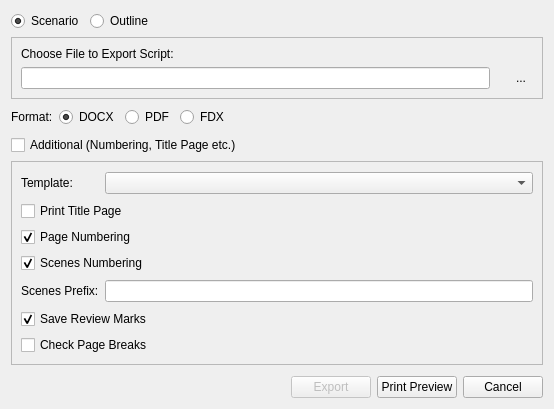
Before: the Qt Designer form src/bin/scenarist-desktop/UserInterfaceLayer/Export/ExportDialog.ui in dimkanovikov/KITScenarist, drawn with Qt 5.
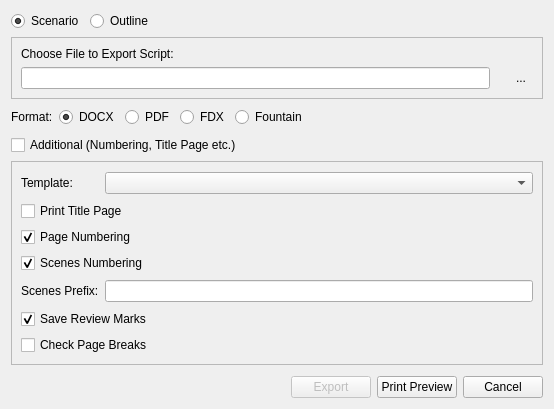
After: the same form once the commit is applied. Icons and pictures are not drawn. Custom widgets are drawn as their Qt base class.

Commit message: Implemented fountain export #100

Diff of the .ui file:
```diff
--- a/src/bin/scenarist-desktop/UserInterfaceLayer/Export/ExportDialog.ui
+++ b/src/bin/scenarist-desktop/UserInterfaceLayer/Export/ExportDialog.ui
@@ -247,6 +247,13 @@
        </property>
       </widget>
      </item>
+     <item>
+      <widget class="QRadioButton" name="fountain">
+       <property name="text">
+        <string>Fountain</string>
+       </property>
+      </widget>
+     </item>
      <item>
       <spacer name="horizontalSpacer_2">
        <property name="orientation">
```
The commit also changes 5 other files.
